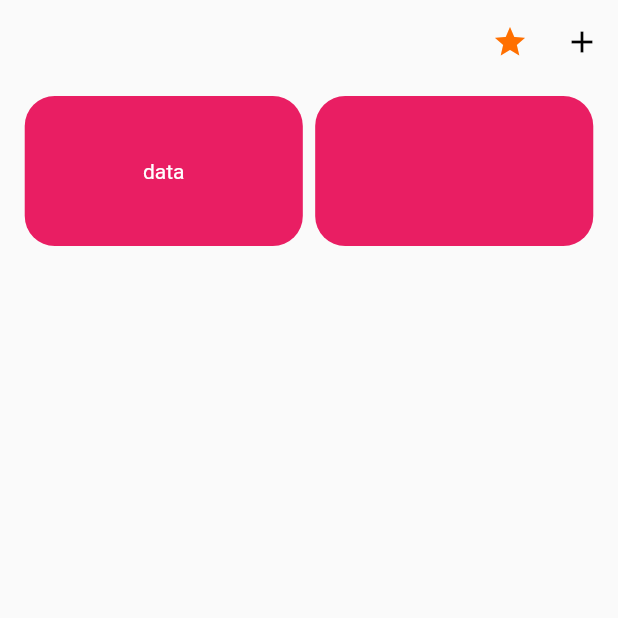
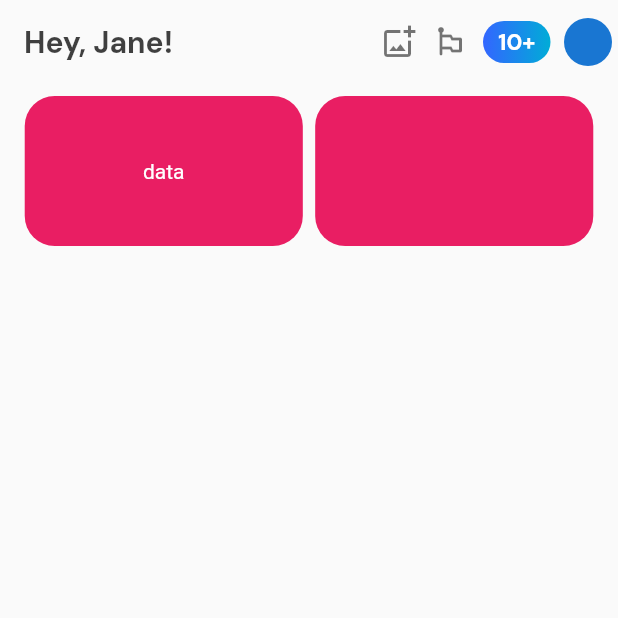
Before and after one commit to diegodanielsantana00/vexa_postit, a Flutter app: the screen it shows after launch, on a phone screen of 412 x 824 dp, the top half of it. Run offline on Flutter 3.47's test engine with Material 2 defaults, Android fonts, the phone set to English and light mode, and no system bars; our stand-ins replace google_fonts, sqflite, yaml; missing offline and left inert: flutter_summernote; accounts and stored records are empty.

Commit message:
17-11-2022 --> App bar in home screen create

```diff
--- a/lib/Areas/Home/Views/home_screen.dart
+++ b/lib/Areas/Home/Views/home_screen.dart
@@ -1,6 +1,5 @@
 import 'package:flutter/material.dart';
-import 'package:flutter/src/widgets/container.dart';
-import 'package:flutter/src/widgets/framework.dart';
+import 'package:google_fonts/google_fonts.dart';
 import 'package:vexa_postit/Areas/Postit/Views/add_postit_screen.dart';
 import 'package:vexa_postit/Common/GlobalFunctions.dart';
 import 'package:vexa_postit/Common/Navigator.dart';
@@ -17,30 +16,99 @@ class _HomeScreenState extends State<HomeScreen> {
   Widget build(BuildContext context) {
     return Scaffold(
       appBar: AppBar(
+        centerTitle: false,
+        backgroundColor: Colors.transparent,
         shadowColor: Colors.transparent,
-        backgroundColor: Colors.transparent,
+        title: Text(
+          'Hey, Jane!',
+          style: GoogleFonts.dmSans(
+            textStyle: TextStyle(color: Colors.black87.withOpacity(0.75)),
+            fontSize: 20,
+            fontWeight: FontWeight.w700,
+            fontStyle: FontStyle.normal,
+          ),
+          textAlign: TextAlign.start,
+        ),
         actions: [
-          IconButton(
-              onPressed: () {},
-              icon: Icon(
-                Icons.star,
-                color: Colors.amber[900],
-              )),
-          IconButton(
-              onPressed: () {
-                NavigatorController().navigatorToReturn(context, AddPostitScreen());
-              },
-              icon: Icon(
-                Icons.add,
-                color: Colors.black,
-              ))
+          Icon(
+            Icons.add_photo_alternate_outlined,
+            color: Colors.black54,
+          ),
+          SizedBox(
+            width: 10,
+          ),
+          Icon(
+            Icons.emoji_flags_rounded,
+            color: Colors.black54,
+          ),
+          SizedBox(
+            width: 10,
+          ),
+          Padding(
+            padding: const EdgeInsets.only(top: 14.0, bottom: 14.0),
+            child: Container(
+              width: 45,
+              decoration: BoxDecoration(
+                  gradient: LinearGradient(
+                      colors: [
+                        const Color(0xFF3366FF),
+                        Color.fromARGB(255, 0, 172, 215),
+                      ],
+                      begin: const FractionalOffset(0.0, 0.0),
+                      end: const FractionalOffset(1.0, 0.0),
+                      stops: [0.0, 1.0],
+                      tileMode: TileMode.clamp),
+                  borderRadius: BorderRadius.circular(20)),
+              child: Center(
+                child: Text(
+                  '10+',
+                  style: GoogleFonts.dmSans(
+                    textStyle: TextStyle(color: Colors.white),
+                    fontSize: 15,
+                    fontWeight: FontWeight.w700,
+                    fontStyle: FontStyle.normal,
+                  ),
+                  textAlign: TextAlign.start,
+                ),
+              ),
+            ),
+          ),
+          SizedBox(
+            width: 5,
+          ),
+          Padding(
+            padding: const EdgeInsets.only(top: 12.0, bottom: 12.0),
+            child: CircleAvatar(
+              radius: 20,
+            ),
+          )
         ],
       ),
-      body: Padding(
-        padding: const EdgeInsets.all(8.0),
-        child: Column(
-          children: [
-            Row(
+      // appBar: AppBar(
+      //   shadowColor: Colors.transparent,
+      //   backgroundColor: Colors.blue[100],
+      //   actions: [
+      //     IconButton(
+      //         onPressed: () {},
+      //         icon: Icon(
+      //           Icons.star,
+      //           color: Colors.amber[900],
+      //         )),
+      //     IconButton(
+      //         onPressed: () {
+      //           NavigatorController().navigatorToReturn(context, AddPostitScreen());
+      //         },
+      //         icon: Icon(
+      //           Icons.add,
+      //           color: Colors.black,
+      //         ))
+      //   ],
+      // ),
+      body: Column(
+        children: [
+          Padding(
+            padding: const EdgeInsets.all(8.0),
+            child: Row(
               mainAxisAlignment: MainAxisAlignment.center,
               children: [
                 Container(
@@ -63,9 +131,9 @@ class _HomeScreenState extends State<HomeScreen> {
                   decoration: BoxDecoration(color: Colors.pink, borderRadius: BorderRadius.circular(20)),
                 )
               ],
-            )
-          ],
-        ),
+            ),
+          )
+        ],
       ),
     );
   }
--- a/lib/Areas/Postit/Views/add_postit_screen.dart
+++ b/lib/Areas/Postit/Views/add_postit_screen.dart
@@ -15,7 +15,17 @@ class _AddPostitScreenState extends State<AddPostitScreen> {
   @override
   Widget build(BuildContext context) {
     return Scaffold(
-      appBar: AppBar(),
+      appBar: AppBar(
+        backgroundColor: Colors.transparent,
+        shadowColor: Colors.transparent,
+        actions: [
+          IconButton(
+              onPressed: () async {
+                print(await _keyEditor.currentState?.getText());
+              },
+              icon: Icon(Icons.abc))
+        ],
+      ),
       body: FlutterSummernote(
         hint: "Your text here...",
         key: _keyEditor,
--- a/pubspec.yaml
+++ b/pubspec.yaml
@@ -41,6 +41,7 @@ dependencies:
   intl: ^0.17.0
   path_provider: ^2.0.11
   flutter_summernote: ^1.0.0
+  google_fonts: ^3.0.1
 
 dev_dependencies:
   flutter_test:
```
Also changed, not shown: pubspec.lock, 3 other files.
